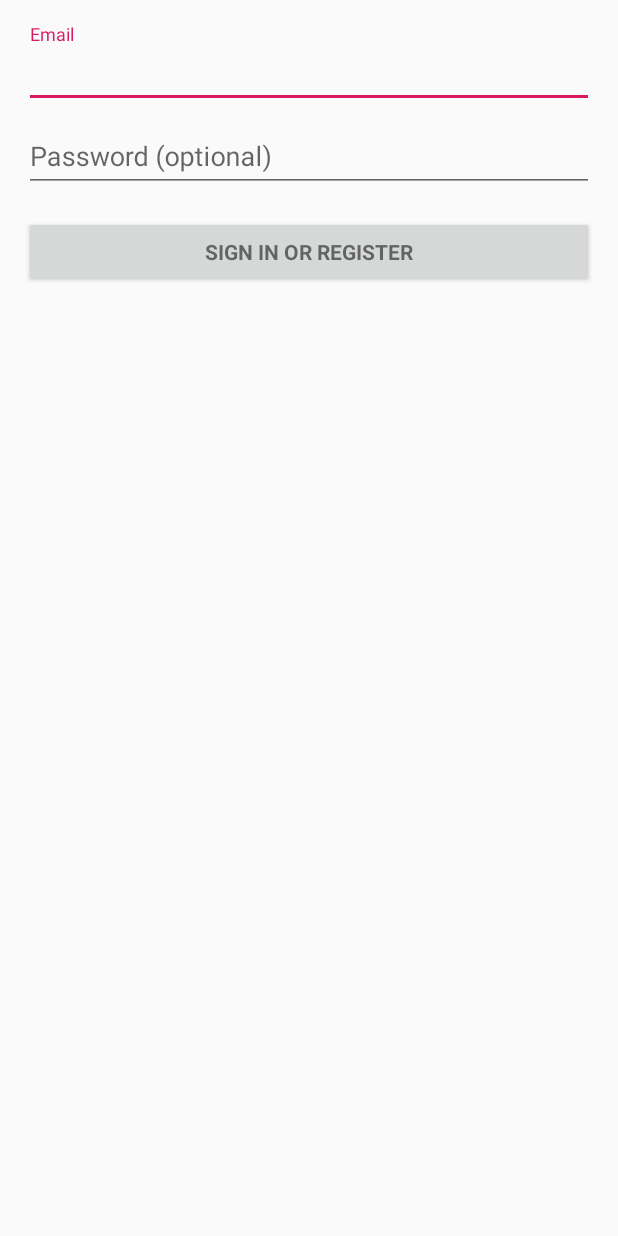
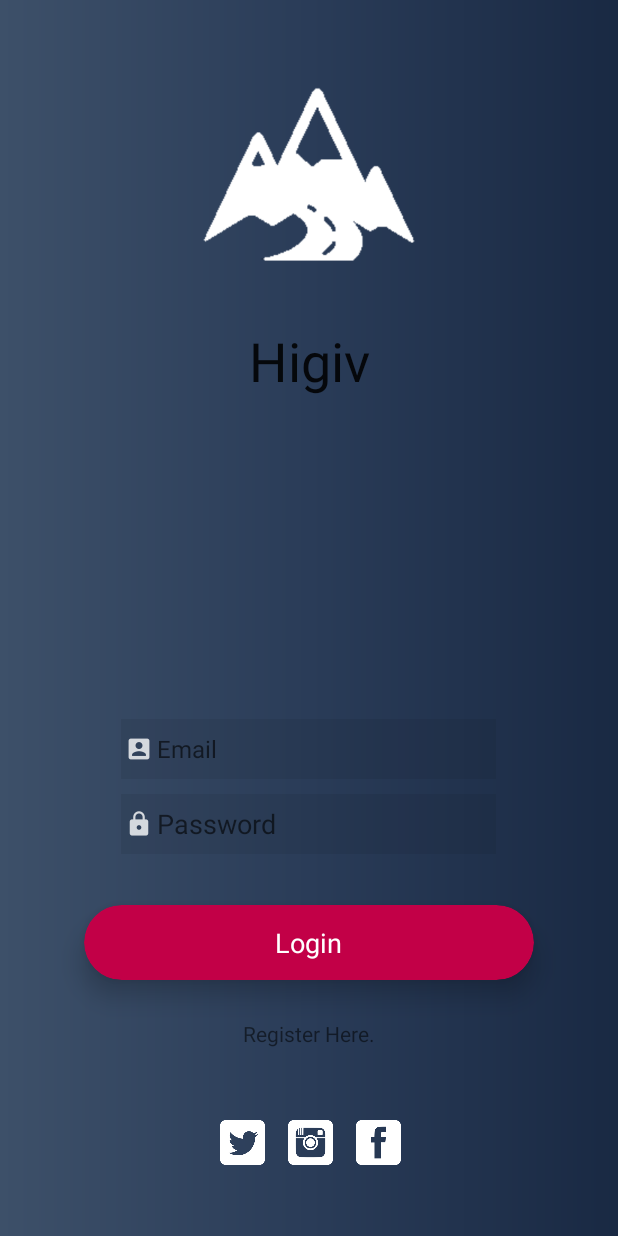
Before and after one commit to Idylx/Higiv-Android-App, an Android app: the layout activity_login.xml on its own in the app's theme, with its tools: preview values and no code run, on a phone screen of 412 x 824 dp. Run offline under Robolectric (Android 15) with nearby library versions, the light colour scheme and no system bars.

Commit message:
Redesign login
Making some change on the design

```diff
--- /dev/null
+++ b/app/src/main/res/drawable/gradient.xml
@@ -0,0 +1,11 @@
+<?xml version="1.0" encoding="utf-8"?>
+<shape xmlns:android="http://schemas.android.com/apk/res/android"
+    android:shape="rectangle">
+    <gradient
+        android:startColor="#3D5069"
+        android:centerColor="#2A3c58"
+        android:endColor="#192943"
+        android:angle="0"/>
+    <corners
+        android:radius="0dp"/>
+</shape>
--- a/app/src/main/res/layout/activity_login.xml
+++ b/app/src/main/res/layout/activity_login.xml
@@ -1,10 +1,13 @@
 <?xml version="1.0" encoding="utf-8"?>
-<LinearLayout xmlns:android="http://schemas.android.com/apk/res/android"
+<RelativeLayout
+    xmlns:android="http://schemas.android.com/apk/res/android"
+    xmlns:app="http://schemas.android.com/apk/res-auto"
     xmlns:tools="http://schemas.android.com/tools"
     android:layout_width="match_parent"
     android:layout_height="match_parent"
     android:gravity="center_horizontal"
     android:orientation="vertical"
+    android:background="@drawable/gradient"
     android:paddingLeft="@dimen/activity_horizontal_margin"
     android:paddingTop="@dimen/activity_vertical_margin"
     android:paddingRight="@dimen/activity_horizontal_margin"
@@ -20,59 +23,126 @@
         android:layout_marginBottom="8dp"
         android:visibility="gone" />
 
-    <ScrollView
-        android:id="@+id/login_form"
+    <ImageView
+        android:id="@+id/imageView"
+        android:layout_width="150dp"
+        android:layout_height="wrap_content"
+        android:layout_above="@+id/textView"
+        android:layout_centerHorizontal="true"
+        android:layout_marginBottom="-200dp"
+        app:srcCompat="@drawable/logo" />
+
+    <TextView
+        android:id="@+id/textView"
         android:layout_width="match_parent"
-        android:layout_height="match_parent">
+        android:layout_height="61dp"
+        android:layout_alignParentTop="true"
+        android:layout_centerHorizontal="true"
+        android:layout_marginTop="200dp"
+        android:fontFamily="sans-serif"
+        android:lineSpacingExtra="18sp"
+        android:text="@string/app_name"
+        android:textAlignment="center"
+        android:textAppearance="@style/TextAppearance.AppCompat.Body2"
+        android:textSize="36sp" />
 
-        <LinearLayout
-            android:id="@+id/email_login_form"
+    <EditText
+        android:id="@+id/editText"
+        android:layout_width="250dp"
+        android:layout_height="40dp"
+        android:layout_above="@+id/editText2"
+        android:layout_centerHorizontal="true"
+        android:layout_marginBottom="10dp"
+        android:background="#11000000"
+        android:drawableLeft="@drawable/ic_action_user"
+        android:ems="10"
+        android:hint="@string/prompt_email"
+        android:inputType="textPersonName"
+        android:textSize="16dp" />
+
+    <EditText
+        android:id="@+id/editText2"
+        android:layout_width="250dp"
+        android:layout_height="40dp"
+        android:layout_alignStart="@+id/editText"
+        android:layout_alignLeft="@+id/editText"
+        android:layout_alignBottom="@+id/cardView"
+        android:layout_marginStart="0dp"
+
+        android:layout_marginBottom="84dp"
+        android:background="#11000000"
+        android:drawableLeft="@drawable/ic_action_pass"
+        android:ems="10"
+        android:hint="Password"
+        android:inputType="textPassword" />
+
+
+    <android.support.v7.widget.CardView
+        android:id="@+id/cardView"
+        android:layout_width="300dp"
+        android:layout_height="50dp"
+        android:layout_above="@+id/textView2"
+        android:layout_centerHorizontal="true"
+        android:layout_marginBottom="26dp"
+        app:cardBackgroundColor="@color/colorAccent"
+        app:cardCornerRadius="25dp"
+        app:cardElevation="10dp">
+
+        <RelativeLayout
             android:layout_width="match_parent"
+            android:layout_height="match_parent">
+
+            <TextView
+                android:id="@+id/textView3"
+                android:layout_width="wrap_content"
+                android:layout_height="wrap_content"
+                android:layout_centerInParent="true"
+                android:text="Login"
+                android:textColor="#fff"
+                android:textSize="18sp" />
+        </RelativeLayout>
+    </android.support.v7.widget.CardView>
+
+    <TextView
+        android:id="@+id/textView2"
+        android:layout_width="wrap_content"
+        android:layout_height="wrap_content"
+        android:layout_above="@+id/linearLayout"
+        android:layout_centerHorizontal="true"
+        android:layout_marginBottom="38dp"
+        android:text="Register Here." />
+
+    <LinearLayout
+        android:id="@+id/linearLayout"
+        android:layout_width="wrap_content"
+        android:layout_height="50dp"
+        android:layout_alignStart="@+id/imageView"
+        android:layout_alignLeft="@+id/imageView"
+        android:layout_alignParentBottom="true"
+        android:layout_marginStart="16dp"
+        android:layout_marginLeft="16dp"
+        android:layout_marginBottom="21dp"
+        android:orientation="horizontal">
+
+        <ImageView
+            android:id="@+id/imageView4"
+            android:layout_width="30dp"
             android:layout_height="wrap_content"
-            android:orientation="vertical">
+            app:srcCompat="@drawable/twitter" />
 
-            <android.support.design.widget.TextInputLayout
-                android:layout_width="match_parent"
-                android:layout_height="wrap_content">
+        <ImageView
+            android:id="@+id/imageView3"
+            android:layout_width="30dp"
+            android:layout_height="wrap_content"
+            android:layout_marginLeft="15dp"
+            app:srcCompat="@drawable/instagram" />
 
-                <AutoCompleteTextView
-                    android:id="@+id/email"
-                    android:layout_width="match_parent"
-                    android:layout_height="wrap_content"
-                    android:hint="@string/prompt_email"
-                    android:inputType="textEmailAddress"
-                    android:maxLines="1"
-                    android:singleLine="true" />
+        <ImageView
+            android:id="@+id/imageView2"
+            android:layout_width="30dp"
+            android:layout_height="wrap_content"
+            android:layout_marginLeft="15dp"
+            app:srcCompat="@drawable/facebook" />
+    </LinearLayout>
 
-            </android.support.design.widget.TextInputLayout>
-
-            <android.support.design.widget.TextInputLayout
-                android:layout_width="match_parent"
-                android:layout_height="wrap_content">
-
-                <EditText
-                    android:id="@+id/password"
-                    android:layout_width="match_parent"
-                    android:layout_height="wrap_content"
-                    android:hint="@string/prompt_password"
-                    android:imeActionId="6"
-                    android:imeActionLabel="@string/action_sign_in_short"
-                    android:imeOptions="actionUnspecified"
-                    android:inputType="textPassword"
-                    android:maxLines="1"
-                    android:singleLine="true" />
-
-            </android.support.design.widget.TextInputLayout>
-
-            <Button
-                android:id="@+id/email_sign_in_button"
-                style="?android:textAppearanceSmall"
-                android:layout_width="match_parent"
-                android:layout_height="wrap_content"
-                android:layout_marginTop="16dp"
-                android:text="@string/action_sign_in"
-                android:textStyle="bold" />
-
-        </LinearLayout>
-    </ScrollView>
-</LinearLayout>
+</RelativeLayout>
--- a/app/src/main/res/values/colors.xml
+++ b/app/src/main/res/values/colors.xml
@@ -1,6 +1,6 @@
 <?xml version="1.0" encoding="utf-8"?>
 <resources>
-    <color name="colorPrimary">#008577</color>
-    <color name="colorPrimaryDark">#00574B</color>
-    <color name="colorAccent">#D81B60</color>
+    <color name="colorPrimary">#0040ff</color>
+    <color name="colorPrimaryDark">#002873</color>
+    <color name="colorAccent">#c20047</color>
 </resources>
```
Also changed, not shown: app/src/main/res/drawable-hdpi/ic_action_pass.png (added), app/src/main/res/drawable-hdpi/ic_action_user.png (added), app/src/main/res/drawable-mdpi/ic_action_pass.png (added), app/src/main/res/drawable-mdpi/ic_action_user.png (added), app/src/main/res/drawable-xhdpi/ic_action_pass.png (added), app/src/main/res/drawable-xhdpi/ic_action_user.png (added), app/src/main/res/drawable-xxhdpi/ic_action_pass.png (added), app/src/main/res/drawable-xxhdpi/ic_action_user.png (added), app/src/main/res/drawable-xxxhdpi/ic_action_pass.png (added), app/src/main/res/drawable-xxxhdpi/ic_action_user.png (added), app/src/main/res/drawable/facebook.png (added), app/src/main/res/drawable/instagram.png (added), app/src/main/res/drawable/logo.png (added), app/src/main/res/drawable/twitter.png (added).
